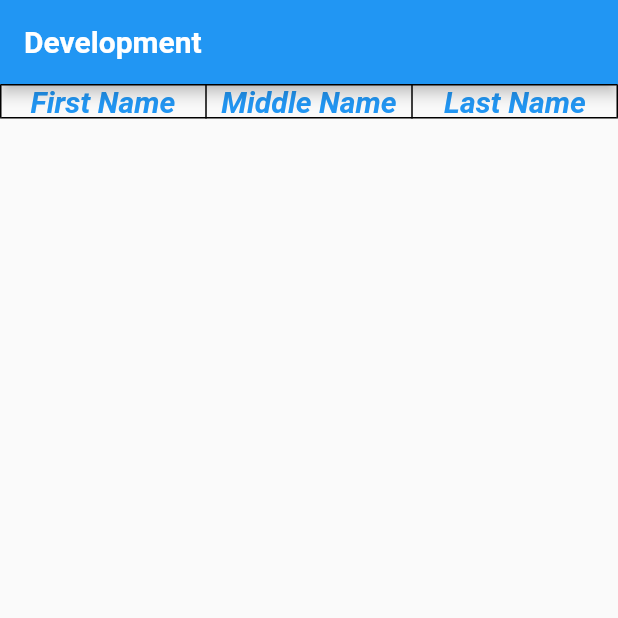
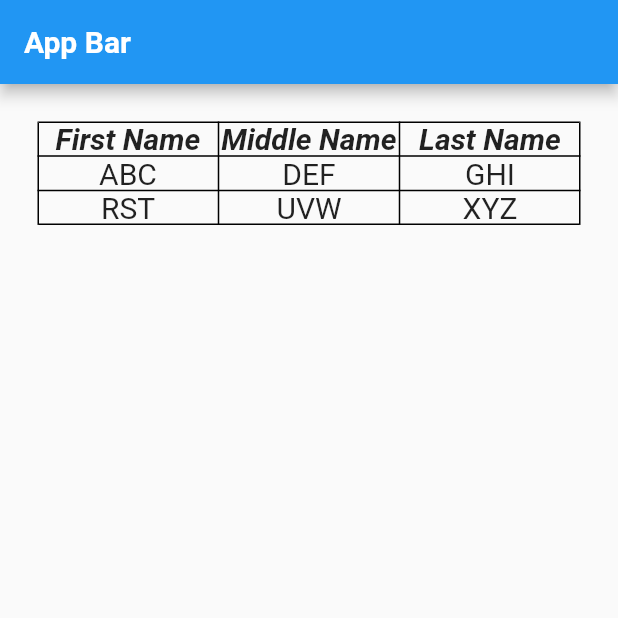
Before and after one commit to Amrut-17/FlutterPractice, a Flutter app: the screen it shows after launch, on a phone screen of 412 x 824 dp, the top half of it. Run offline on Flutter 3.47's test engine with Material 2 defaults, Android fonts, the phone set to English and light mode, and no system bars.

Commit message:
Table , TableRow, Container(Margin, Padding)

```diff
--- a/lib/main.dart
+++ b/lib/main.dart
@@ -15,13 +15,16 @@
       home: Scaffold(
         appBar: AppBar(
           title: Text(
-            "Development",
+            "App Bar",
             style: TextStyle(
               fontWeight: FontWeight.bold,
             ),
           ),
         ),
         body: Material(
+          child: Container(
+            margin: EdgeInsets.all(15),
+            padding: EdgeInsets.all(10),
             child: Table(
               border: TableBorder.all(),
               children: [
@@ -30,29 +33,76 @@
                     Text(
                       "First Name",
                       style: TextStyle(
-                      color: Colors.blue,
+                        fontSize: 20.0,
                         fontWeight: FontWeight.bold,
                         fontStyle: FontStyle.italic,
-                      fontSize: 20.0,
                       ),
                       textAlign: TextAlign.center,
                     ),
                     Text(
                       "Middle Name",
                       style: TextStyle(
-                      color: Colors.blue,
+                        fontSize: 20.0,
                         fontWeight: FontWeight.bold,
                         fontStyle: FontStyle.italic,
-                      fontSize: 20.0,
                       ),
                       textAlign: TextAlign.center,
                     ),
                     Text(
                       "Last Name",
                       style: TextStyle(
-                      color: Colors.blue,
+                        fontSize: 20.0,
                         fontWeight: FontWeight.bold,
                         fontStyle: FontStyle.italic,
+                      ),
+                      textAlign: TextAlign.center,
+                    ),
+                  ],
+                ),
+                TableRow(
+                  children: [
+                    Text(
+                      "ABC",
+                      style: TextStyle(
+                        fontSize: 20.0,
+                      ),
+                      textAlign: TextAlign.center,
+                    ),
+                    Text(
+                      "DEF",
+                      style: TextStyle(
+                        fontSize: 20.0,
+                      ),
+                      textAlign: TextAlign.center,
+                    ),
+                    Text(
+                      "GHI",
+                      style: TextStyle(
+                        fontSize: 20.0,
+                      ),
+                      textAlign: TextAlign.center,
+                    ),
+                  ],
+                ),
+                TableRow(
+                  children: [
+                    Text(
+                      "RST",
+                      style: TextStyle(
+                        fontSize: 20.0,
+                      ),
+                      textAlign: TextAlign.center,
+                    ),
+                    Text(
+                      "UVW",
+                      style: TextStyle(
+                        fontSize: 20.0,
+                      ),
+                      textAlign: TextAlign.center,
+                    ),
+                    Text(
+                      "XYZ",
+                      style: TextStyle(
                         fontSize: 20.0,
                       ),
                       textAlign: TextAlign.center,
@@ -63,6 +113,7 @@
             ),
           ),
         ),
+      ),
     );
   }
 }
```
Also changed, not shown: Screenshot_1644745681.png (deleted), screenshot.png (added), 1 other file. Lines whose indentation alone changed are shown as unchanged.
